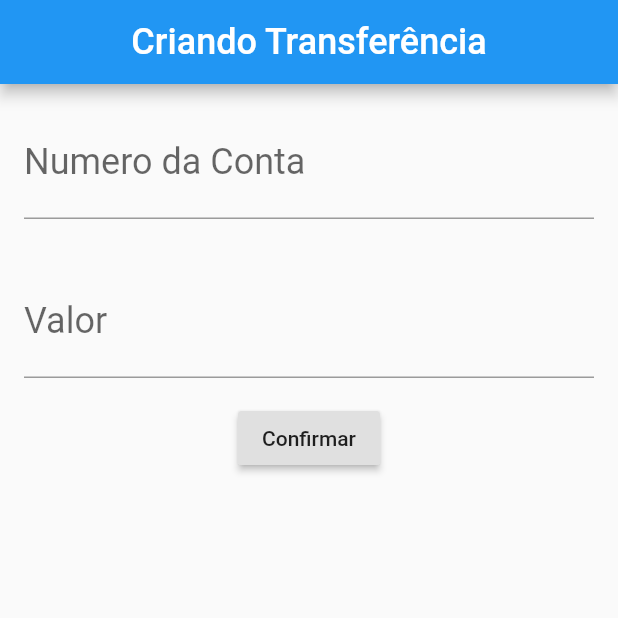
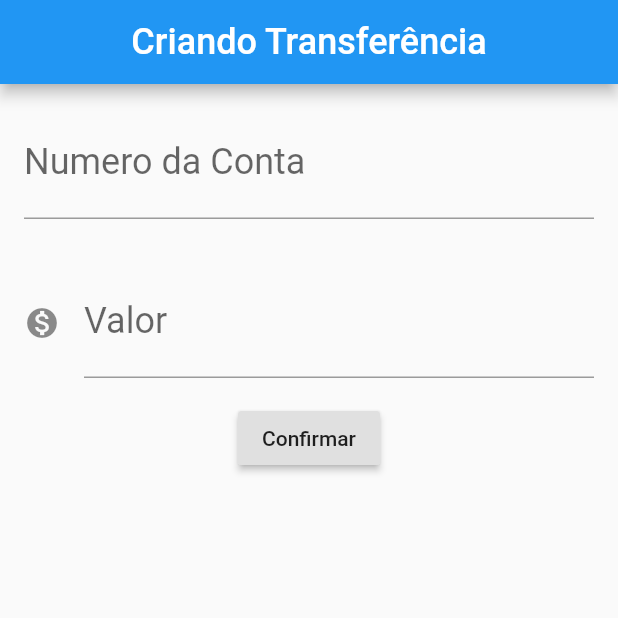
Before and after one commit to MuriloAlexSilva/modelo_transferencia, a Flutter app: the screen it shows after launch, on a phone screen of 412 x 824 dp, the top half of it. Run offline on Flutter 3.47's test engine with Material 2 defaults, Android fonts, the phone set to English and light mode, and no system bars.

Commit message:
Inserindo o Widget Transferencia

```diff
--- a/modelo_transferencia/lib/views/page_transferencia.dart
+++ b/modelo_transferencia/lib/views/page_transferencia.dart
@@ -20,37 +20,19 @@ class PageTransferencia extends StatelessWidget {
         height: MediaQuery.of(context).size.height,
         child: Column(
           children: [
-            Padding(
-              padding: const EdgeInsets.all(16.0),
-              child: TextField(
-                controller: _controllerNumeroConta,
-                style: TextStyle(fontSize: 24),
-                decoration: InputDecoration(
-                    labelText: "Numero da Conta", hintText: "0000"),
-              ),
-            ),
-            Padding(
-              padding: const EdgeInsets.all(16.0),
-              child: TextField(
-                controller: _controllerValor,
-                style: TextStyle(fontSize: 24),
-                decoration:
-                    InputDecoration(labelText: "Valor", hintText: "000"),
-              ),
+            Editor(
+                controlador: _controllerNumeroConta,
+                rotulo: "Numero da Conta",
+                dica: "0000"),
+            Editor(
+              controlador: _controllerValor,
+              rotulo: "Valor",
+              dica: "00.00",
+              icone: Icons.monetization_on,
             ),
             RaisedButton(
               child: Text("Confirmar"),
-              onPressed: () {
-                debugPrint("Clicou");
-                final int numeroConta = int.tryParse(
-                    _controllerNumeroConta.text); //Para converter em int
-                final double valor = double.tryParse(
-                    _controllerValor.text); //Para converter em double
-                if (numeroConta != null && valor != null) {
-                  final transferenciaCriada = Transferencia(valor, numeroConta);
-                  print("$transferenciaCriada");
-                }
-              },
+              onPressed: () => _criaTransferencia(),
             )
           ],
         ),
@@ -69,3 +51,43 @@ class Transferencia {
   String toString() =>
       'Transferencia(valor: $valor, numeroConta: $numeroConta)';
 }
+
+class Editor extends StatelessWidget {
+  final TextEditingController controlador; //var do controlador
+  final String rotulo;
+  final String dica;
+  final IconData icone; //var do icone
+
+  //Quando coloca o construtor com {} vc deixa o mesmo, opcional, igual os Widgets do flutter
+  const Editor({Key key, this.controlador, this.rotulo, this.dica, this.icone})
+      : super(key: key);
+
+  @override
+  Widget build(BuildContext context) {
+    return Padding(
+      padding: const EdgeInsets.all(16.0),
+      child: TextField(
+        controller: controlador,
+        style: TextStyle(fontSize: 24),
+        decoration: InputDecoration(
+            labelText: rotulo,
+            hintText: dica,
+            icon: icone != null ? Icon(icone) : null
+            //Seria se o icone diferente de nulo, mostrar o icone, senão ficar nulo
+            ),
+      ),
+    );
+  }
+}
+
+//Seria para criar uma função
+void _criaTransferencia() {
+  final int numeroConta =
+      int.tryParse(_controllerNumeroConta.text); //Para converter em int
+  final double valor =
+      double.tryParse(_controllerValor.text); //Para converter em double
+  if (numeroConta != null && valor != null) {
+    final transferenciaCriada = Transferencia(valor, numeroConta);
+    print("$transferenciaCriada");
+  }
+}
```
